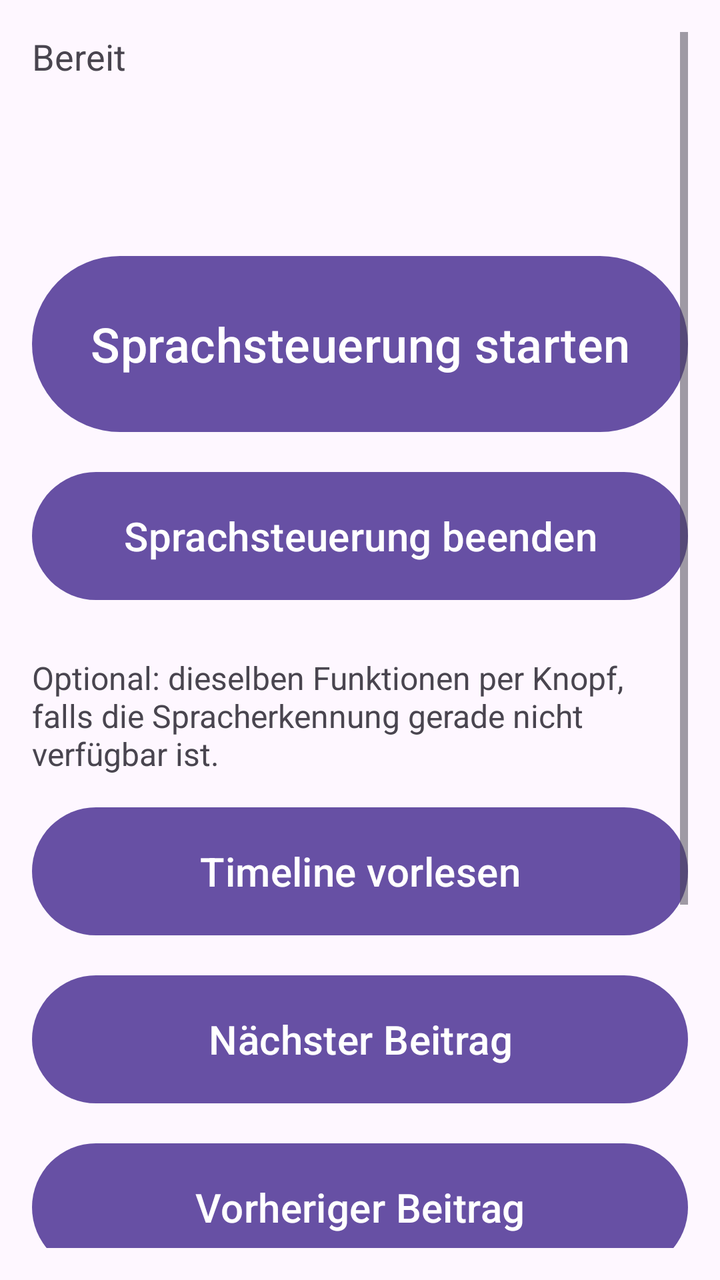
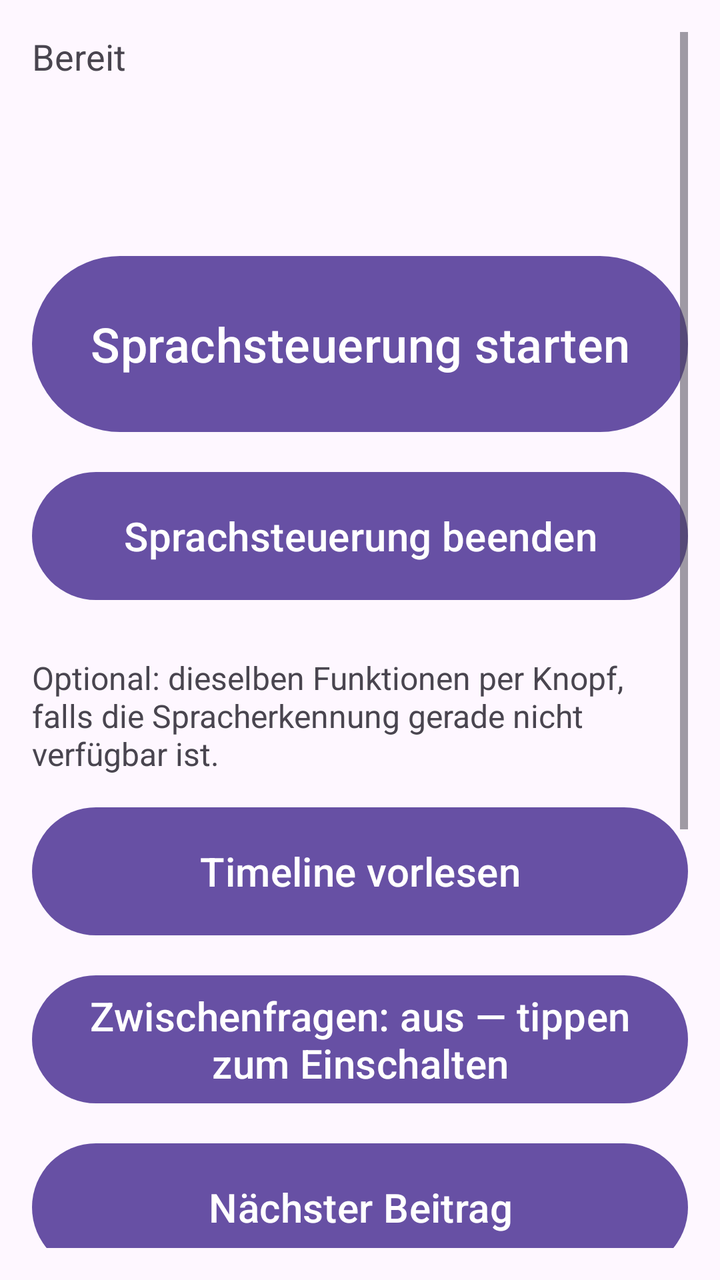

Screens rendered from an Android XML layout before and after an edit, with the pre-edit source and the edit as a unified diff.
<!-- AndroidManifest.xml: application theme Theme.PeromaVoice -->
<!-- res/layout/activity_main.xml -->
<?xml version="1.0" encoding="utf-8"?>
<ScrollView xmlns:android="http://schemas.android.com/apk/res/android"
    android:layout_width="match_parent"
    android:layout_height="match_parent"
    android:fillViewport="true"
    android:padding="16dp">

    <LinearLayout
        android:layout_width="match_parent"
        android:layout_height="wrap_content"
        android:orientation="vertical">

        <TextView
            android:id="@+id/statusText"
            android:layout_width="match_parent"
            android:layout_height="wrap_content"
            android:minHeight="96dp"
            android:textSize="18sp"
            android:text="@string/idle"
            android:focusable="true" />

        <Button
            android:id="@+id/btnStartVoice"
            style="@style/VoiceButton"
            android:minHeight="96dp"
            android:textSize="24sp"
            android:text="@string/start_voice" />

        <Button
            android:id="@+id/btnStopVoice"
            style="@style/VoiceButton"
            android:text="@string/stop_voice" />

        <TextView
            android:layout_width="match_parent"
            android:layout_height="wrap_content"
            android:layout_marginTop="24dp"
            android:textSize="16sp"
            android:text="@string/manual_hint" />

        <LinearLayout
            android:id="@+id/manualControls"
            android:layout_width="match_parent"
            android:layout_height="wrap_content"
            android:orientation="vertical">

            <Button
                android:id="@+id/btnRead"
                style="@style/VoiceButton"
                android:text="@string/read_timeline" />

            <Button
                android:id="@+id/btnNext"
                style="@style/VoiceButton"
                android:text="@string/next_post" />

            <Button
                android:id="@+id/btnPrev"
                style="@style/VoiceButton"
                android:text="@string/previous_post" />

            <Button
                android:id="@+id/btnRepeat"
                style="@style/VoiceButton"
                android:text="@string/repeat_post" />

            <Button
                android:id="@+id/btnDictate"
                style="@style/VoiceButton"
                android:text="@string/dictate" />

            <Button
                android:id="@+id/btnLogout"
                style="@style/VoiceButton"
                android:text="@string/logout" />

        </LinearLayout>
    </LinearLayout>
</ScrollView>
<!-- resources referenced by this layout -->
<resources>
  <string name="dictate">Beitrag diktieren</string>
  <string name="idle">Bereit</string>
  <string name="logout">Abmelden</string>
  <string name="manual_hint">Optional: dieselben Funktionen per Knopf, falls die Spracherkennung gerade nicht verfügbar ist.</string>
  <string name="next_post">Nächster Beitrag</string>
  <string name="previous_post">Vorheriger Beitrag</string>
  <string name="read_timeline">Timeline vorlesen</string>
  <string name="repeat_post">Beitrag wiederholen</string>
  <string name="start_voice">Sprachsteuerung starten</string>
  <string name="stop_voice">Sprachsteuerung beenden</string>
  <style name="VoiceButton" parent="Widget.Material3.Button">
          <item name="android:layout_width">match_parent</item>
          <item name="android:layout_height">wrap_content</item>
          <item name="android:minHeight">72dp</item>
          <item name="android:textSize">20sp</item>
          <item name="android:layout_marginTop">12dp</item>
      </style>
  <style name="Theme.PeromaVoice" parent="Theme.Material3.DayNight.NoActionBar" />
</resources>

<!-- the commit's change to res/layout/activity_main.xml (unified diff, before → after) -->
@@ -50,6 +50,11 @@
                 android:text="@string/read_timeline" />
 
             <Button
+                android:id="@+id/btnTogglePauses"
+                style="@style/VoiceButton"
+                android:text="@string/pauses_state_off" />
+
+            <Button
                 android:id="@+id/btnNext"
                 style="@style/VoiceButton"
                 android:text="@string/next_post" />
<!-- resource entries referenced after the edit -->
@@ -5,6 +5,7 @@
   <string name="logout">Abmelden</string>
   <string name="manual_hint">Optional: dieselben Funktionen per Knopf, falls die Spracherkennung gerade nicht verfügbar ist.</string>
   <string name="next_post">Nächster Beitrag</string>
+  <string name="pauses_state_off">Zwischenfragen: aus — tippen zum Einschalten</string>
   <string name="previous_post">Vorheriger Beitrag</string>
   <string name="read_timeline">Timeline vorlesen</string>
   <string name="repeat_post">Beitrag wiederholen</string>
